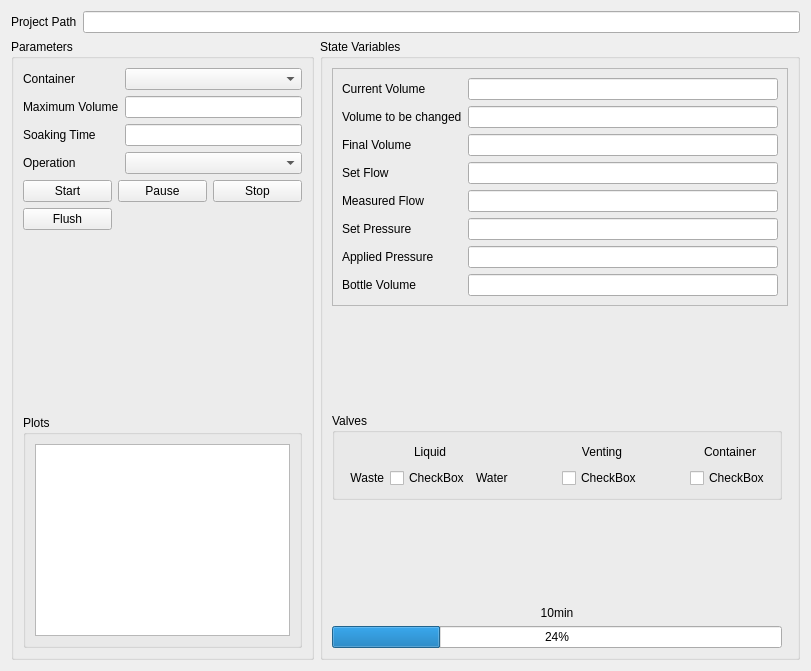
Qt form 2_TransferStage/2_Python_Scripts/GUI/widgets.ui (Sven-Lutz/INT) before a commit.
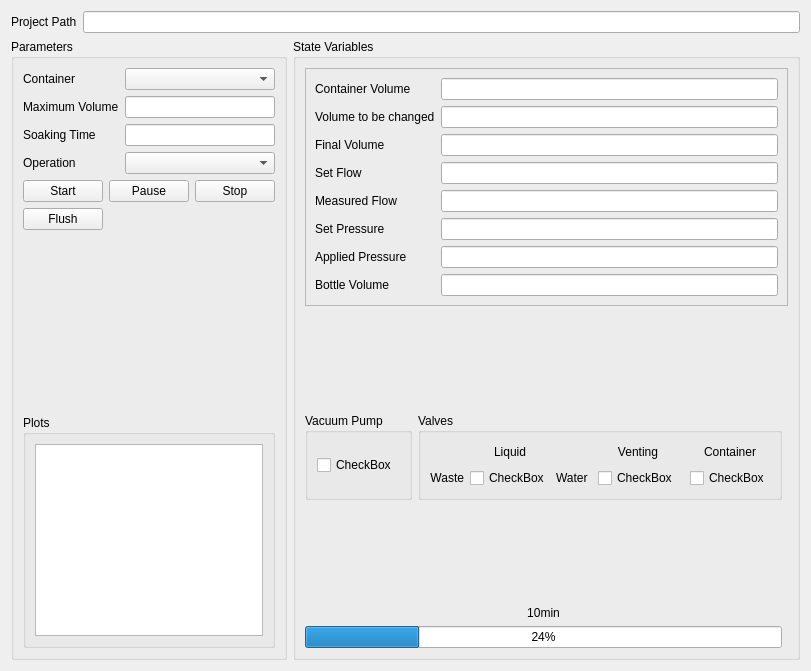
The same form after that commit. Custom widgets are drawn as their Qt base class.

Commit message: vacuum pumpe implementiert und lesen der entsprechenden configs

Diff of the .ui file:
```diff
--- a/2_TransferStage/2_Python_Scripts/GUI/widgets.ui
+++ b/2_TransferStage/2_Python_Scripts/GUI/widgets.ui
@@ -167,20 +167,7 @@
         <string>State Variables</string>
        </property>
        <layout class="QGridLayout" name="gridLayout_2">
-        <item row="4" column="0">
-         <spacer name="verticalSpacer_2">
-          <property name="orientation">
-           <enum>Qt::Vertical</enum>
-          </property>
-          <property name="sizeHint" stdset="0">
-           <size>
-            <width>48</width>
-            <height>1</height>
-           </size>
-          </property>
-         </spacer>
-        </item>
-        <item row="1" column="0">
+        <item row="1" column="1">
          <spacer name="verticalSpacer_4">
           <property name="orientation">
            <enum>Qt::Vertical</enum>
@@ -193,7 +180,165 @@
           </property>
          </spacer>
         </item>
-        <item row="0" column="0" colspan="2">
+        <item row="5" column="1">
+         <spacer name="verticalSpacer_2">
+          <property name="orientation">
+           <enum>Qt::Vertical</enum>
+          </property>
+          <property name="sizeHint" stdset="0">
+           <size>
+            <width>48</width>
+            <height>1</height>
+           </size>
+          </property>
+         </spacer>
+        </item>
+        <item row="3" column="1">
+         <widget class="QGroupBox" name="groupBox_3">
+          <property name="title">
+           <string>Valves</string>
+          </property>
+          <layout class="QGridLayout" name="gridLayout">
+           <item row="0" column="2">
+            <spacer name="horizontalSpacer_6">
+             <property name="orientation">
+              <enum>Qt::Horizontal</enum>
+             </property>
+             <property name="sizeHint" stdset="0">
+              <size>
+               <width>40</width>
+               <height>20</height>
+              </size>
+             </property>
+            </spacer>
+           </item>
+           <item row="1" column="1">
+            <widget class="ToggleSwitch" name="liquidToggleSwitch">
+             <property name="text">
+              <string>CheckBox</string>
+             </property>
+            </widget>
+           </item>
+           <item row="0" column="0">
+            <spacer name="horizontalSpacer_5">
+             <property name="orientation">
+              <enum>Qt::Horizontal</enum>
+             </property>
+             <property name="sizeHint" stdset="0">
+              <size>
+               <width>40</width>
+               <height>20</height>
+              </size>
+             </property>
+            </spacer>
+           </item>
+           <item row="0" column="6">
+            <spacer name="horizontalSpacer_2">
+             <property name="orientation">
+              <enum>Qt::Horizontal</enum>
+             </property>
+             <property name="sizeHint" stdset="0">
+              <size>
+               <width>42</width>
+               <height>20</height>
+              </size>
+             </property>
+            </spacer>
+           </item>
+           <item row="0" column="7">
+            <widget class="QLabel" name="label_16">
+             <property name="text">
+              <string>Container</string>
+             </property>
+             <property name="alignment">
+              <set>Qt::AlignCenter</set>
+             </property>
+            </widget>
+           </item>
+           <item row="1" column="5">
+            <widget class="ToggleSwitch" name="ventingToggleSwitch">
+             <property name="text">
+              <string>CheckBox</string>
+             </property>
+            </widget>
+           </item>
+           <item row="0" column="5">
+            <widget class="QLabel" name="label_15">
+             <property name="text">
+              <string>Venting</string>
+             </property>
+             <property name="alignment">
+              <set>Qt::AlignCenter</set>
+             </property>
+            </widget>
+           </item>
+           <item row="0" column="1">
+            <widget class="QLabel" name="label_9">
+             <property name="text">
+              <string>Liquid</string>
+             </property>
+             <property name="alignment">
+              <set>Qt::AlignCenter</set>
+             </property>
+            </widget>
+           </item>
+           <item row="1" column="2">
+            <widget class="QLabel" name="label_14">
+             <property name="text">
+              <string>Water</string>
+             </property>
+            </widget>
+           </item>
+           <item row="1" column="7">
+            <widget class="ToggleSwitch" name="containerToggleSwitch">
+             <property name="text">
+              <string>CheckBox</string>
+             </property>
+            </widget>
+           </item>
+           <item row="1" column="0">
+            <widget class="QLabel" name="label_10">
+             <property name="text">
+              <string>Waste</string>
+             </property>
+             <property name="alignment">
+              <set>Qt::AlignRight|Qt::AlignTrailing|Qt::AlignVCenter</set>
+             </property>
+            </widget>
+           </item>
+           <item row="0" column="4">
+            <spacer name="horizontalSpacer">
+             <property name="orientation">
+              <enum>Qt::Horizontal</enum>
+             </property>
+             <property name="sizeHint" stdset="0">
+              <size>
+               <width>40</width>
+               <height>20</height>
+              </size>
+             </property>
+            </spacer>
+           </item>
+          </layout>
+         </widget>
+        </item>
+        <item row="3" column="0">
+         <widget class="QGroupBox" name="groupBox_5">
+          <property name="title">
+           <string>Vacuum Pump</string>
+          </property>
+          <layout class="QVBoxLayout" name="verticalLayout">
+           <item>
+            <widget class="ToggleSwitch" name="pumpToggleSwitch">
+             <property name="text">
+              <string>CheckBox</string>
+             </property>
+            </widget>
+           </item>
+          </layout>
+         </widget>
+        </item>
+        <item row="0" column="0" colspan="3">
          <widget class="QFrame" name="frame_2">
           <property name="frameShape">
            <enum>QFrame::StyledPanel</enum>
@@ -202,18 +347,15 @@
            <enum>QFrame::Raised</enum>
           </property>
           <layout class="QFormLayout" name="formLayout_3">
-           <item row="0" column="0">
-            <widget class="QLabel" name="label_17">
-             <property name="text">
-              <string>Current Volume</string>
-             </property>
-             <property name="buddy">
-              <cstring>maxVolLineEdit</cstring>
+           <item row="6" column="1">
+            <widget class="QLineEdit" name="appliedPressLineEdit">
+             <property name="readOnly">
+              <bool>true</bool>
              </property>
             </widget>
            </item>
-           <item row="0" column="1">
-            <widget class="QLineEdit" name="currentVolLineEdit">
+           <item row="2" column="1">
+            <widget class="QLineEdit" name="finalVolLineEdit">
              <property name="readOnly">
               <bool>true</bool>
              </property>
@@ -229,8 +371,8 @@
              </property>
             </widget>
            </item>
-           <item row="1" column="1">
-            <widget class="QLineEdit" name="tcbVolLineEdit">
+           <item row="7" column="1">
+            <widget class="QLineEdit" name="BottleVolLineEdit">
              <property name="readOnly">
               <bool>true</bool>
              </property>
@@ -246,37 +388,6 @@
              </property>
             </widget>
            </item>
-           <item row="2" column="1">
-            <widget class="QLineEdit" name="finalVolLineEdit">
-             <property name="readOnly">
-              <bool>true</bool>
-             </property>
-            </widget>
-           </item>
-           <item row="3" column="0">
-            <widget class="QLabel" name="label_7">
-             <property name="text">
-              <string>Set Flow</string>
-             </property>
-            </widget>
-           </item>
-           <item row="3" column="1">
-            <widget class="QLineEdit" name="setFlowLineEdit">
-             <property name="readOnly">
-              <bool>true</bool>
-             </property>
-            </widget>
-           </item>
-           <item row="4" column="0">
-            <widget class="QLabel" name="label_13">
-             <property name="text">
-              <string>Measured Flow</string>
-             </property>
-             <property name="buddy">
-              <cstring>soakTimeLineEdit</cstring>
-             </property>
-            </widget>
-           </item>
            <item row="4" column="1">
             <widget class="QLineEdit" name="measFlowLineEdit">
              <property name="readOnly">
@@ -291,6 +402,57 @@
              </property>
             </widget>
            </item>
+           <item row="1" column="1">
+            <widget class="QLineEdit" name="tbcVolLineEdit">
+             <property name="readOnly">
+              <bool>true</bool>
+             </property>
+            </widget>
+           </item>
+           <item row="7" column="0">
+            <widget class="QLabel" name="label_18">
+             <property name="text">
+              <string>Bottle Volume</string>
+             </property>
+             <property name="buddy">
+              <cstring>maxVolLineEdit</cstring>
+             </property>
+            </widget>
+           </item>
+           <item row="4" column="0">
+            <widget class="QLabel" name="label_13">
+             <property name="text">
+              <string>Measured Flow</string>
+             </property>
+             <property name="buddy">
+              <cstring>soakTimeLineEdit</cstring>
+             </property>
+            </widget>
+           </item>
+           <item row="3" column="1">
+            <widget class="QLineEdit" name="setFlowLineEdit">
+             <property name="readOnly">
+              <bool>true</bool>
+             </property>
+            </widget>
+           </item>
+           <item row="0" column="0">
+            <widget class="QLabel" name="label_17">
+             <property name="text">
+              <string>Container Volume</string>
+             </property>
+             <property name="buddy">
+              <cstring>maxVolLineEdit</cstring>
+             </property>
+            </widget>
+           </item>
+           <item row="3" column="0">
+            <widget class="QLabel" name="label_7">
+             <property name="text">
+              <string>Set Flow</string>
+             </property>
+            </widget>
+           </item>
            <item row="5" column="1">
             <widget class="QLineEdit" name="setPressLineEdit">
              <property name="readOnly">
@@ -308,170 +470,24 @@
              </property>
             </widget>
            </item>
-           <item row="6" column="1">
-            <widget class="QLineEdit" name="appliedPressLineEdit">
-             <property name="readOnly">
-              <bool>true</bool>
-             </property>
-            </widget>
-           </item>
-           <item row="7" column="0">
-            <widget class="QLabel" name="label_18">
-             <property name="text">
-              <string>Bottle Volume</string>
-             </property>
-             <property name="buddy">
-              <cstring>maxVolLineEdit</cstring>
-             </property>
-            </widget>
-           </item>
-           <item row="7" column="1">
-            <widget class="QLineEdit" name="BottleVolLineEdit">
-             <property name="readOnly">
-              <bool>true</bool>
-             </property>
-            </widget>
-           </item>
-          </layout>
-         </widget>
-        </item>
-        <item row="3" column="0">
-         <widget class="QGroupBox" name="groupBox_3">
-          <property name="title">
-           <string>Valves</string>
-          </property>
-          <layout class="QGridLayout" name="gridLayout">
-           <item row="0" column="2">
-            <spacer name="horizontalSpacer_6">
-             <property name="orientation">
-              <enum>Qt::Horizontal</enum>
-             </property>
-             <property name="sizeHint" stdset="0">
-              <size>
-               <width>40</width>
-               <height>20</height>
-              </size>
-             </property>
-            </spacer>
-           </item>
-           <item row="1" column="7">
-            <widget class="ToggleSwitch" name="containerToggleSwitch">
-             <property name="text">
-              <string>CheckBox</string>
-             </property>
-            </widget>
-           </item>
            <item row="0" column="1">
-            <widget class="QLabel" name="label_9">
-             <property name="text">
-              <string>Liquid</string>
-             </property>
-             <property name="alignment">
-              <set>Qt::AlignCenter</set>
-             </property>
-            </widget>
-           </item>
-           <item row="1" column="2">
-            <widget class="QLabel" name="label_14">
-             <property name="text">
-              <string>Water</string>
-             </property>
-            </widget>
-           </item>
-           <item row="1" column="1">
-            <widget class="ToggleSwitch" name="liquidToggleSwitch">
-             <property name="text">
-              <string>CheckBox</string>
-             </property>
-            </widget>
-           </item>
-           <item row="1" column="5">
-            <widget class="ToggleSwitch" name="ventingToggleSwitch">
-             <property name="text">
-              <string>CheckBox</string>
-             </property>
-            </widget>
-           </item>
-           <item row="0" column="5">
-            <widget class="QLabel" name="label_15">
-             <property name="text">
-              <string>Venting</string>
-             </property>
-             <property name="alignment">
-              <set>Qt::AlignCenter</set>
-             </property>
-            </widget>
-           </item>
-           <item row="0" column="0">
-            <spacer name="horizontalSpacer_5">
-             <property name="orientation">
-              <enum>Qt::Horizontal</enum>
-             </property>
-             <property name="sizeHint" stdset="0">
-              <size>
-               <width>40</width>
-               <height>20</height>
-              </size>
-             </property>
-            </spacer>
-           </item>
-           <item row="0" column="6">
-            <spacer name="horizontalSpacer_2">
-             <property name="orientation">
-              <enum>Qt::Horizontal</enum>
-             </property>
-             <property name="sizeHint" stdset="0">
-              <size>
-               <width>42</width>
-               <height>20</height>
-              </size>
-             </property>
-            </spacer>
-           </item>
-           <item row="0" column="7">
-            <widget class="QLabel" name="label_16">
-             <property name="text">
-              <string>Container</string>
-             </property>
-             <property name="alignment">
-              <set>Qt::AlignCenter</set>
-             </property>
-            </widget>
-           </item>
-           <item row="0" column="4">
-            <spacer name="horizontalSpacer">
-             <property name="orientation">
-              <enum>Qt::Horizontal</enum>
-             </property>
-             <property name="sizeHint" stdset="0">
-              <size>
-               <width>40</width>
-               <height>20</height>
-              </size>
-             </property>
-            </spacer>
-           </item>
-           <item row="1" column="0">
-            <widget class="QLabel" name="label_10">
-             <property name="text">
-              <string>Waste</string>
-             </property>
-             <property name="alignment">
-              <set>Qt::AlignRight|Qt::AlignTrailing|Qt::AlignVCenter</set>
+            <widget class="QLineEdit" name="containerVolLineEdit">
+             <property name="readOnly">
+              <bool>true</bool>
              </property>
             </widget>
            </item>
           </layout>
          </widget>
         </item>
-        <item row="6" column="0">
+        <item row="7" column="0" colspan="2">
          <widget class="QProgressBar" name="progressBar">
           <property name="value">
            <number>24</number>
           </property>
          </widget>
         </item>
-        <item row="5" column="0">
+        <item row="6" column="0" colspan="2">
          <widget class="QLabel" name="label_19">
           <property name="text">
            <string>10min</string>
```
The commit also changes 28 other files.
